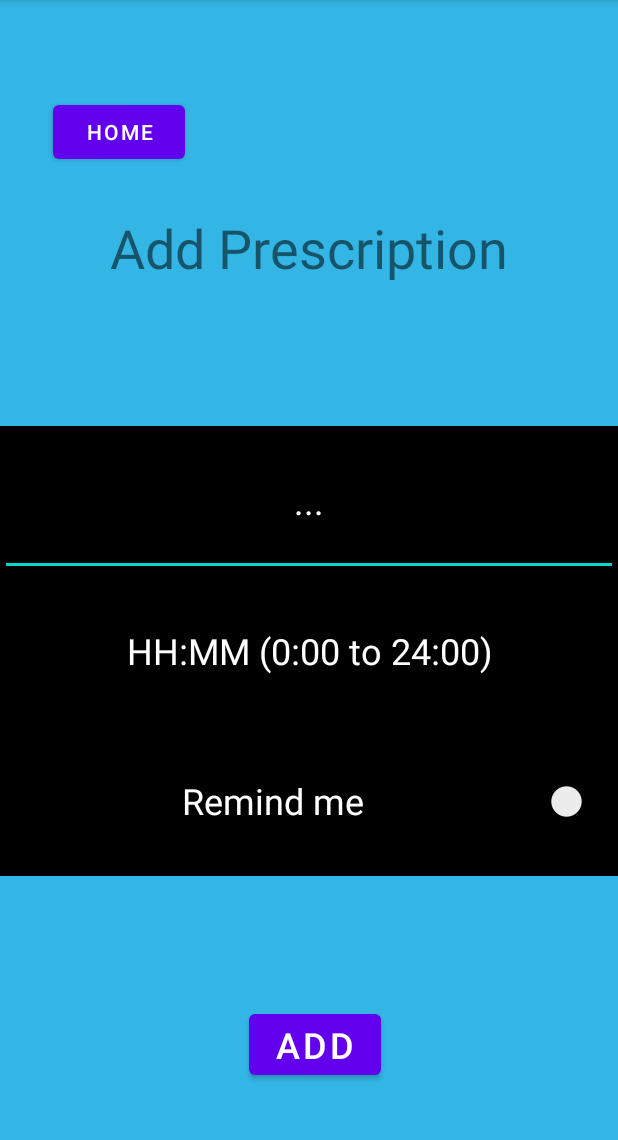
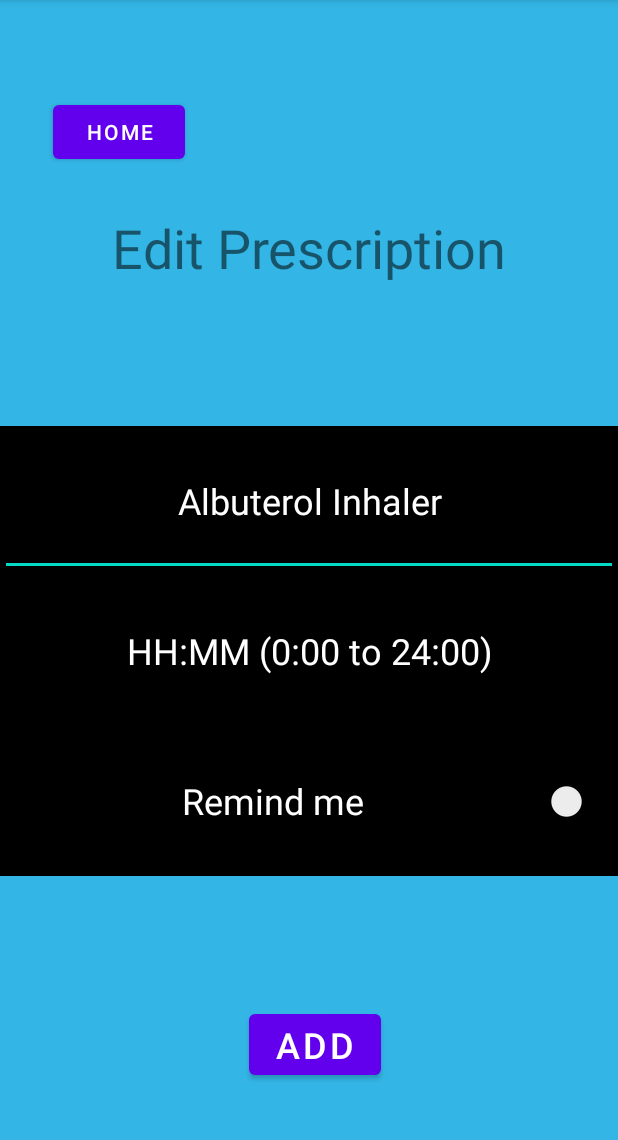
Before and after one commit to jkapp610/-Health-Track-Android-App, an Android app: the ProfileActivity screen opened directly, with no data from a screen before it, after a tap on "ALBUTEROL INHALER", on a phone screen of 412 x 824 dp, the part 84-1224 px from its top. Run offline under Robolectric (Android 15) with nearby library versions, the phone set to English and light mode, and no system bars; 3 other taps on this screen came first.

Commit message:
Medical profile screen in progress.
- "edit" prescriptions (pre-populate fields)
- "edit" appears in title

```diff
--- a/app/src/main/java/com/example/healthtrack/NewProfileActivity.java
+++ b/app/src/main/java/com/example/healthtrack/NewProfileActivity.java
@@ -7,6 +7,7 @@ import android.os.Bundle;
 import android.view.View;
 import android.widget.Button;
 import android.widget.EditText;
+import android.widget.Switch;
 import android.widget.TextView;
 
 public class NewProfileActivity extends AppCompatActivity {
@@ -32,6 +33,7 @@ public class NewProfileActivity extends AppCompatActivity {
                 textBox = findViewById(R.id.remindSwitch);
                 textBox.setVisibility(View.GONE);
                 if(intent.getBooleanExtra("key_edit",false)){
+                    title.setText("Edit " + type);
                     String name = intent.getStringExtra("key_name");
                     TextView txt = findViewById(R.id.editTxt);
                     txt.setText(name);
@@ -44,6 +46,18 @@ public class NewProfileActivity extends AppCompatActivity {
                 textBox.setVisibility(View.GONE);
                 textBox = findViewById(R.id.remindSwitch);
                 textBox.setVisibility(View.VISIBLE);
+                if(intent.getBooleanExtra("key_edit",false)){
+                    title.setText("Edit " + type);
+                    String name = intent.getStringExtra("key_name");
+                    TextView txt = findViewById(R.id.editTxt);
+                    txt.setText(name);
+                    String time = intent.getStringExtra("key_time");
+                    EditText timeTxt = findViewById(R.id.editTextTime);
+                    timeTxt.setText(time);
+                    Boolean reminder = intent.getBooleanExtra("key_reminder",false);
+                    Switch remindSwitch = findViewById(R.id.remindSwitch);
+                    remindSwitch.setChecked(reminder);
+                }
                 break;
             case "Vaccine":
                 textBox = findViewById(R.id.editTextTime);
--- a/app/src/main/java/com/example/healthtrack/ProfileActivity.java
+++ b/app/src/main/java/com/example/healthtrack/ProfileActivity.java
@@ -37,7 +37,8 @@ public class ProfileActivity extends AppCompatActivity {
 
         ProfileActivity.Condition condition = new ProfileActivity.Condition();
         List<ProfileActivity.Condition> cond = condition.GetItems();
-        int numCond = cond.size();
+        ProfileActivity.Prescription prescription = new ProfileActivity.Prescription();
+        List<ProfileActivity.Prescription> pres = prescription.GetItems();
         if((Button) findViewById(R.id.cond0) == btn){
             intent.putExtra("key_type","Condition");
             if(!cond.get(0).name.equals(null)) {
@@ -68,13 +69,47 @@ public class ProfileActivity extends AppCompatActivity {
                 intent.putExtra("key_edit", true);
                 intent.putExtra("key_name",cond.get(4).name);
             }
+        }else if((Button) findViewById(R.id.pres0) == btn){
+            intent.putExtra("key_type","Prescription");
+            if(!pres.get(0).name.equals(null)){
+                intent.putExtra("key_edit", true);
+                intent.putExtra("key_name",pres.get(0).name);
+                intent.putExtra("key_time",pres.get(0).time);
+                intent.putExtra("key_reminder",pres.get(0).reminder);
+            }
+        }else if((Button) findViewById(R.id.pres1) == btn){
+            intent.putExtra("key_type","Prescription");
+            if(!pres.get(1).name.equals(null)){
+                intent.putExtra("key_edit", true);
+                intent.putExtra("key_name",pres.get(1).name);
+                intent.putExtra("key_time",pres.get(1).time);
+                intent.putExtra("key_reminder",pres.get(1).reminder);
+            }
+        }else if((Button) findViewById(R.id.pres2) == btn){
+            intent.putExtra("key_type","Prescription");
+            if(!pres.get(2).name.equals(null)){
+                intent.putExtra("key_edit", true);
+                intent.putExtra("key_name",pres.get(2).name);
+                intent.putExtra("key_time",pres.get(2).time);
+                intent.putExtra("key_reminder",pres.get(2).reminder);
+            }
+        }else if((Button) findViewById(R.id.pres3) == btn){
+            intent.putExtra("key_type","Prescription");
+            if(!pres.get(3).name.equals(null)){
+                intent.putExtra("key_edit", true);
+                intent.putExtra("key_name",pres.get(3).name);
+                intent.putExtra("key_time",pres.get(3).time);
+                intent.putExtra("key_reminder",pres.get(3).reminder);
+            }
+        }else if((Button) findViewById(R.id.pres4) == btn){
+            intent.putExtra("key_type","Prescription");
+            if(!pres.get(4).name.equals(null)){
+                intent.putExtra("key_edit", true);
+                intent.putExtra("key_name",pres.get(4).name);
+                intent.putExtra("key_time",pres.get(4).time);
+                intent.putExtra("key_reminder",pres.get(4).reminder);
+            }
         }
-
-        else if((Button) findViewById(R.id.pres0) == btn) intent.putExtra("key_type","Prescription");
-        else if((Button) findViewById(R.id.pres1) == btn) intent.putExtra("key_type","Prescription");
-        else if((Button) findViewById(R.id.pres2) == btn) intent.putExtra("key_type","Prescription");
-        else if((Button) findViewById(R.id.pres3) == btn) intent.putExtra("key_type","Prescription");
-        else if((Button) findViewById(R.id.pres4) == btn) intent.putExtra("key_type","Prescription");
 
         else if((Button) findViewById(R.id.vacc0) == btn) intent.putExtra("key_type","Vaccine");
         else if((Button) findViewById(R.id.vacc1) == btn) intent.putExtra("key_type","Vaccine");
```
